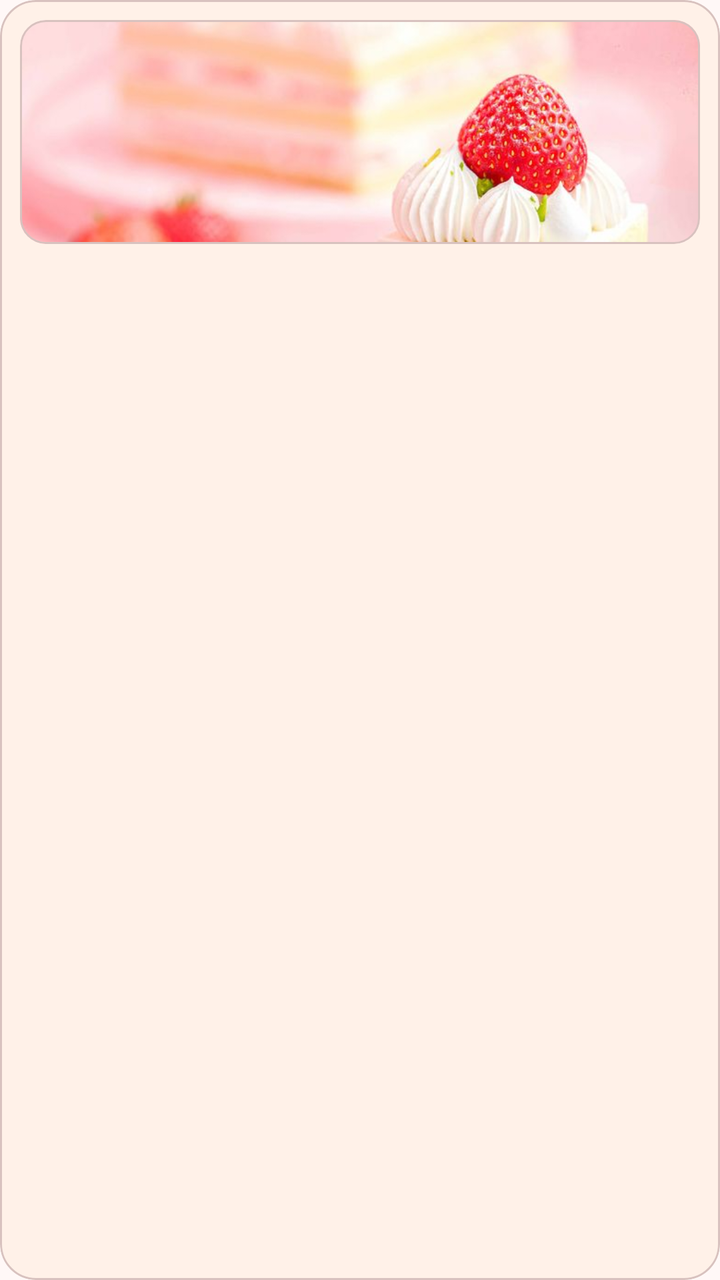
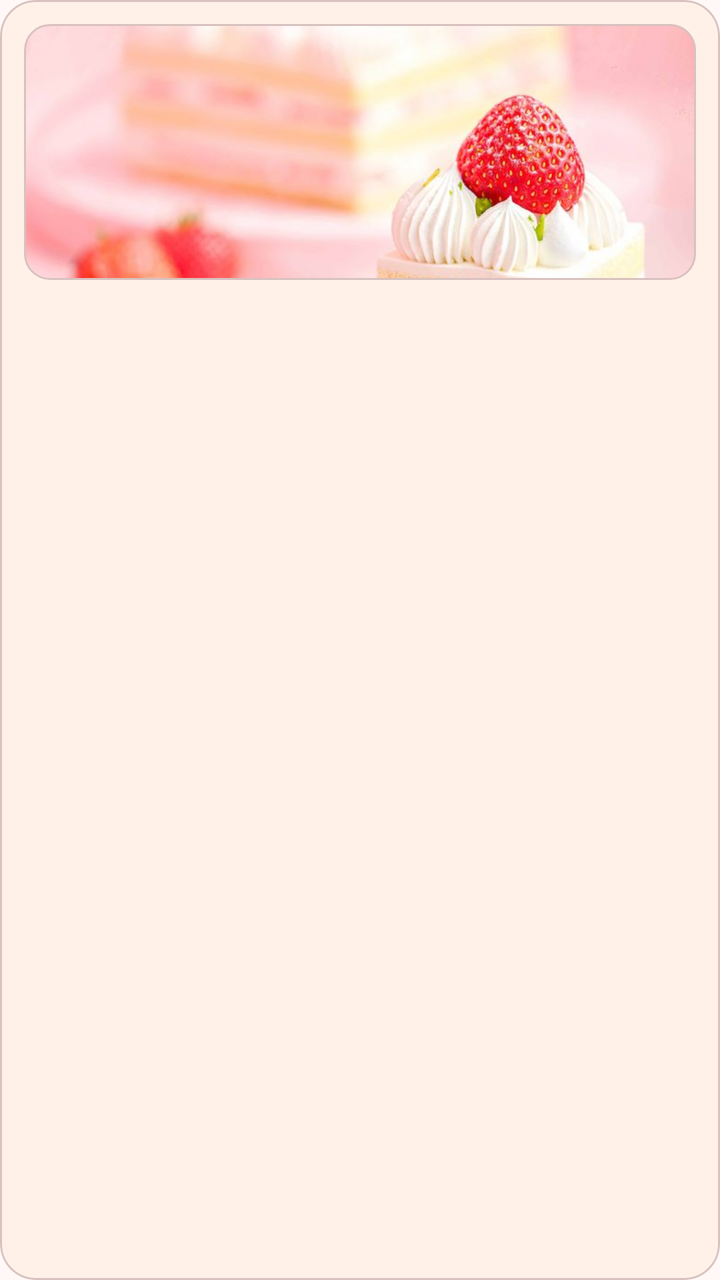

An Android layout rendered at two revisions. The XML below is the earlier revision; the diff shows what the commit changed to produce the second picture.
<!-- AndroidManifest.xml: application theme Theme.ButterQueen -->
<!-- res/layout/item_category.xml -->
<?xml version="1.0" encoding="utf-8"?>
<com.google.android.material.card.MaterialCardView xmlns:android="http://schemas.android.com/apk/res/android"
    xmlns:app="http://schemas.android.com/apk/res-auto"
    android:layout_width="match_parent"
    android:layout_height="wrap_content"
    android:layout_margin="6dp"
    android:clickable="true"
    android:focusable="true"
    app:cardBackgroundColor="@color/md_theme_surfaceContainerLow"
    app:cardCornerRadius="18dp"
    app:cardElevation="0dp"
    app:strokeColor="@color/md_theme_outlineVariant"
    app:strokeWidth="1dp">
    <LinearLayout
        android:layout_width="match_parent"
        android:layout_height="wrap_content"
        android:orientation="vertical"
        android:padding="10dp">
        <com.google.android.material.card.MaterialCardView
            android:layout_width="match_parent"
            android:layout_height="112dp"
            app:cardCornerRadius="13dp"
            app:cardElevation="0dp">
            <ImageView
                android:id="@+id/categoryImageView"
                android:layout_width="match_parent"
                android:layout_height="match_parent"
                android:scaleType="centerCrop"
                android:contentDescription="Category photo"
                android:src="@drawable/cake_wallpaper" />
        </com.google.android.material.card.MaterialCardView>
        <TextView
            android:id="@+id/categoryNameTextView"
            android:layout_width="match_parent"
            android:layout_height="wrap_content"
            android:layout_marginTop="10dp"
            android:layout_marginBottom="3dp"
            android:gravity="center"
            android:maxLines="2"
            android:textColor="@color/md_theme_onSurface"
            android:textSize="15sp"
            android:textStyle="bold" />
    </LinearLayout>
</com.google.android.material.card.MaterialCardView>
<!-- resources referenced by this layout -->
<resources>
  <color name="md_theme_onSurface">#221A14</color>
  <color name="md_theme_outlineVariant">#D8C2BF</color>
  <color name="md_theme_surfaceContainerLow">#FFF1E8</color>
  <!-- drawable cake_wallpaper: png bitmap (drawable, 63230 bytes) -->
  <style name="Theme.ButterQueen" parent="Theme.Material3.Light.NoActionBar">
          <item name="colorPrimary">@color/md_theme_primary</item>
          <item name="colorOnPrimary">@color/md_theme_onPrimary</item>
          <item name="colorPrimaryContainer">@color/md_theme_primaryContainer</item>
          <item name="colorOnPrimaryContainer">@color/md_theme_onPrimaryContainer</item>
  
          <item name="colorSecondary">@color/md_theme_secondary</item>
          <item name="colorOnSecondary">@color/md_theme_onSecondary</item>
          <item name="colorSecondaryContainer">@color/md_theme_secondaryContainer</item>
          <item name="colorOnSecondaryContainer">@color/md_theme_onSecondaryContainer</item>
  
          <item name="colorTertiary">@color/md_theme_tertiary</item>
          <item name="colorOnTertiary">@color/md_theme_onTertiary</item>
          <item name="colorTertiaryContainer">@color/md_theme_tertiaryContainer</item>
          <item name="colorOnTertiaryContainer">@color/md_theme_onTertiaryContainer</item>
  
          <item name="colorError">@color/md_theme_error</item>
          <item name="colorOnError">@color/md_theme_onError</item>
          <item name="colorErrorContainer">@color/md_theme_errorContainer</item>
          <item name="colorOnErrorContainer">@color/md_theme_onErrorContainer</item>
  
          <item name="android:colorBackground">@color/md_theme_background</item>
          <item name="colorOnBackground">@color/md_theme_onBackground</item>
  
          <item name="colorSurface">@color/md_theme_surface</item>
          <item name="colorOnSurface">@color/md_theme_onSurface</item>
          <item name="colorSurfaceVariant">@color/md_theme_surfaceVariant</item>
          <item name="colorOnSurfaceVariant">@color/md_theme_onSurfaceVariant</item>
  
          <item name="colorOutline">@color/md_theme_outline</item>
          <item name="colorOutlineVariant">@color/md_theme_outlineVariant</item>
  
          <item name="android:windowBackground">@color/md_theme_background</item>
          <item name="android:statusBarColor">@android:color/transparent</item>
          <item name="android:navigationBarColor">@color/md_theme_surface</item>
          <item name="android:windowLightStatusBar">true</item>
          <item name="android:windowLightNavigationBar">true</item>
      </style>
  <color name="md_theme_primary">#904A42</color>
  <color name="md_theme_onPrimary">#FFFFFF</color>
  <color name="md_theme_primaryContainer">#FFDAD5</color>
  <color name="md_theme_onPrimaryContainer">#73342D</color>
  <color name="md_theme_secondary">#775652</color>
  <color name="md_theme_onSecondary">#FFFFFF</color>
  <color name="md_theme_secondaryContainer">#FFDAD5</color>
  <color name="md_theme_onSecondaryContainer">#5D3F3B</color>
  <color name="md_theme_tertiary">#835415</color>
  <color name="md_theme_onTertiary">#FFFFFF</color>
  <color name="md_theme_tertiaryContainer">#FFDDBA</color>
  <color name="md_theme_onTertiaryContainer">#673D00</color>
  <color name="md_theme_error">#BA1A1A</color>
  <color name="md_theme_onError">#FFFFFF</color>
  <color name="md_theme_errorContainer">#FFDAD6</color>
  <color name="md_theme_onErrorContainer">#93000A</color>
  <color name="md_theme_background">#FFF8F7</color>
  <color name="md_theme_onBackground">#231918</color>
  <color name="md_theme_surface">#FFF8F5</color>
  <color name="md_theme_surfaceVariant">#F5DDDA</color>
  <color name="md_theme_onSurfaceVariant">#534341</color>
  <color name="md_theme_outline">#857370</color>
</resources>

<!-- the commit's change to res/layout/item_category.xml (unified diff, before → after) -->
@@ -15,10 +15,10 @@
         android:layout_width="match_parent"
         android:layout_height="wrap_content"
         android:orientation="vertical"
-        android:padding="10dp">
+        android:padding="12dp">
         <com.google.android.material.card.MaterialCardView
             android:layout_width="match_parent"
-            android:layout_height="112dp"
+            android:layout_height="128dp"
             app:cardCornerRadius="13dp"
             app:cardElevation="0dp">
             <ImageView
@@ -37,6 +37,8 @@
             android:layout_marginBottom="3dp"
             android:gravity="center"
             android:maxLines="2"
+            android:minHeight="40dp"
+            android:ellipsize="end"
             android:textColor="@color/md_theme_onSurface"
             android:textSize="15sp"
             android:textStyle="bold" />
